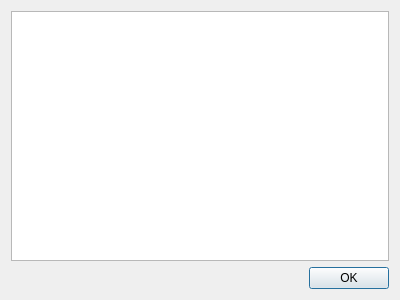
Above: src/aboutdialog.ui from egor-demidov/soot-dem-gui before the change. Below: the same form after it.
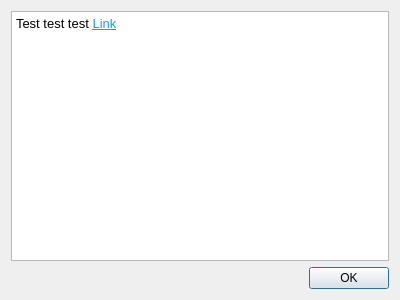
That is the form after the change.

Commit message: Replaced HTML absolute path by embedded resource

Diff of the .ui file:
```diff
--- a/src/aboutdialog.ui
+++ b/src/aboutdialog.ui
@@ -18,13 +18,13 @@
     <widget class="QTextBrowser" name="textBrowser">
      <property name="html">
       <string notr="true">&lt;!DOCTYPE HTML PUBLIC &quot;-//W3C//DTD HTML 4.0//EN&quot; &quot;http://www.w3.org/TR/REC-html40/strict.dtd&quot;&gt;
-&lt;html&gt;&lt;head&gt;&lt;meta name=&quot;qrichtext&quot; content=&quot;1&quot; /&gt;&lt;meta charset=&quot;utf-8&quot; /&gt;&lt;style type=&quot;text/css&quot;&gt;
+&lt;html&gt;&lt;head&gt;&lt;meta name=&quot;qrichtext&quot; content=&quot;1&quot; /&gt;&lt;meta charset=&quot;utf-8&quot; /&gt;&lt;title&gt;About soot-dem-gui&lt;/title&gt;&lt;style type=&quot;text/css&quot;&gt;
 p, li { white-space: pre-wrap; }
 hr { height: 1px; border-width: 0; }
 li.unchecked::marker { content: &quot;\2610&quot;; }
 li.checked::marker { content: &quot;\2612&quot;; }
-&lt;/style&gt;&lt;/head&gt;&lt;body style=&quot; font-family:'Segoe UI'; font-size:9pt; font-weight:400; font-style:normal;&quot;&gt;
-&lt;p style=&quot;-qt-paragraph-type:empty; margin-top:0px; margin-bottom:0px; margin-left:0px; margin-right:0px; -qt-block-indent:0; text-indent:0px;&quot;&gt;&lt;br /&gt;&lt;/p&gt;&lt;/body&gt;&lt;/html&gt;</string>
+&lt;/style&gt;&lt;/head&gt;&lt;body style=&quot; font-family:'Noto Sans'; font-size:10pt; font-weight:400; font-style:normal;&quot;&gt;
+&lt;p style=&quot; margin-top:0px; margin-bottom:0px; margin-left:0px; margin-right:0px; -qt-block-indent:0; text-indent:0px;&quot;&gt;Test test test &lt;a href=&quot;https://google.com/&quot;&gt;&lt;span style=&quot; text-decoration: underline; color:#1d99f3;&quot;&gt;Link&lt;/span&gt;&lt;/a&gt; &lt;/p&gt;&lt;/body&gt;&lt;/html&gt;</string>
      </property>
      <property name="overwriteMode">
       <bool>false</bool>
```
Left out of the diff: 6 changed lines with no effect on the pictures. The commit also changes 2 other files.
